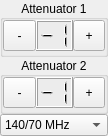
nevaeh82/arm_r, file src/ARM_R_viewCore/Prm300ControlWidget.ui: the form before one commit.
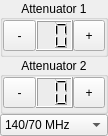
The form after the commit.

The edit to the form file:
```diff
--- a/src/ARM_R_viewCore/Prm300ControlWidget.ui
+++ b/src/ARM_R_viewCore/Prm300ControlWidget.ui
@@ -90,7 +90,7 @@
          <number>2</number>
         </property>
         <property name="intValue" stdset="0">
-         <number>-1</number>
+         <number>0</number>
         </property>
        </widget>
       </item>
@@ -177,7 +177,7 @@
          <number>2</number>
         </property>
         <property name="intValue" stdset="0">
-         <number>-1</number>
+         <number>0</number>
         </property>
        </widget>
       </item>
```
